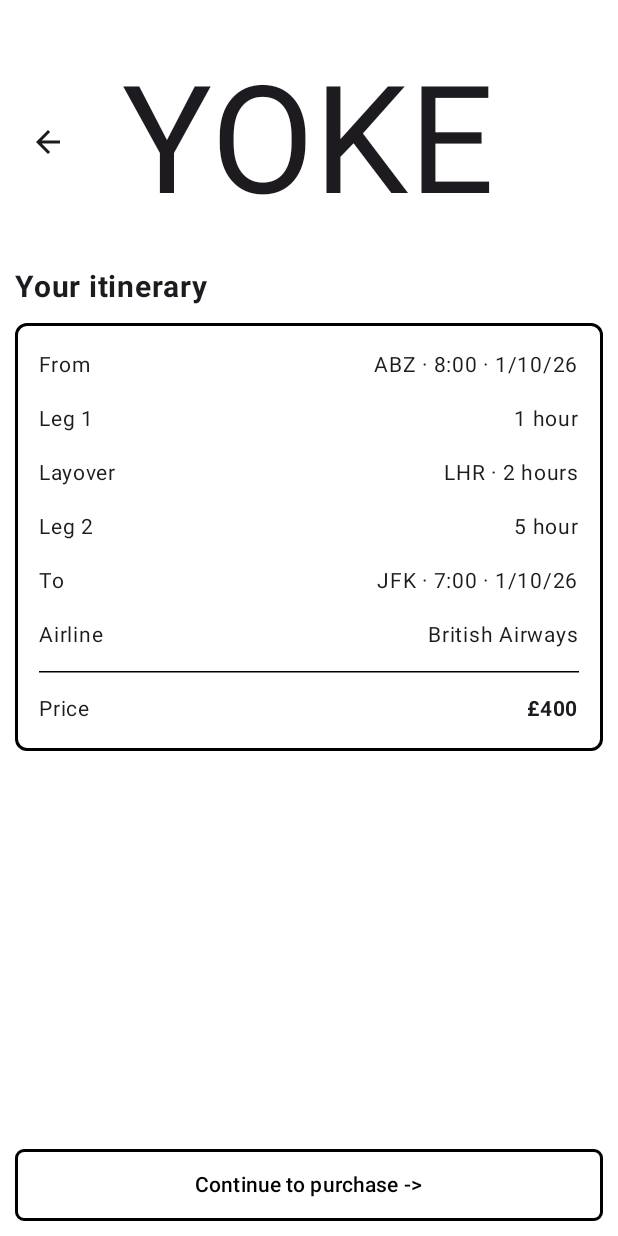
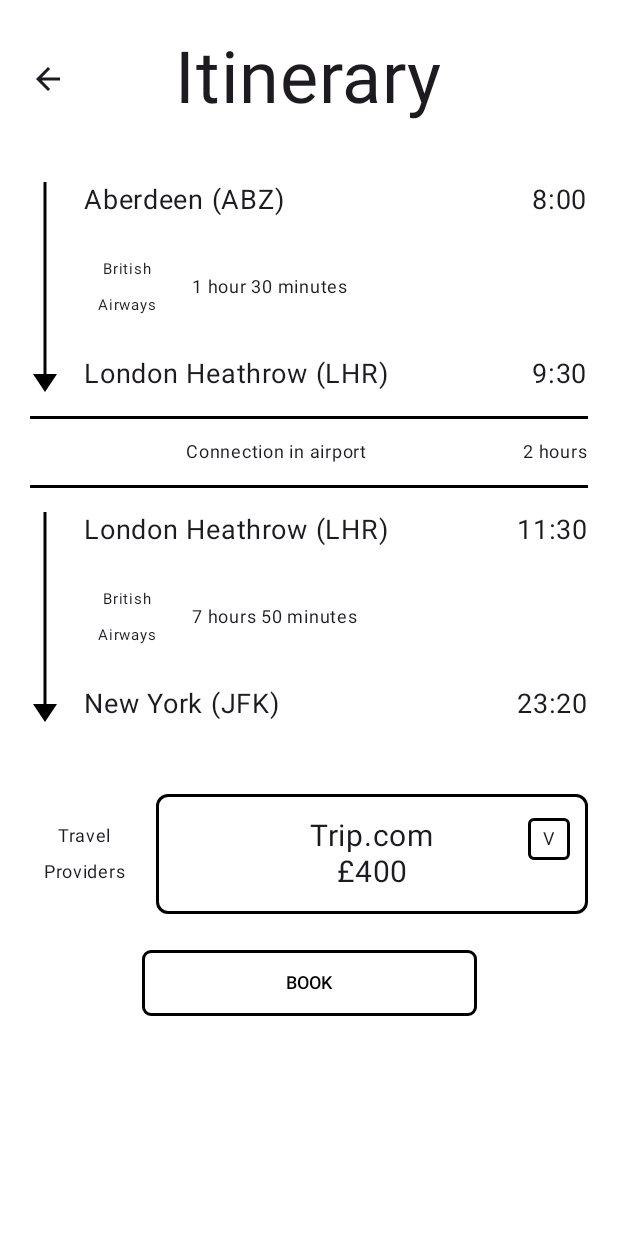
Before and after one commit to K31H/Yoke, an Android app built with Jetpack Compose: the screen it shows after launch (MainActivity), after a tap on "Select ->", on a phone screen of 412 x 824 dp. Run offline under Robolectric (Android 15) with nearby library versions, the phone set to English and light mode, and no system bars; 1 other tap on this screen came first.

Commit message:
update FlightResult data class and redesign SelectedPage layout with itinerary breakdown and travel provider selection

```diff
--- a/app/src/main/java/com/k3h/yoke/SelectedPage.kt
+++ b/app/src/main/java/com/k3h/yoke/SelectedPage.kt
@@ -1,27 +1,44 @@
 package com.k3h.yoke
 
 import androidx.compose.foundation.BorderStroke
+import androidx.compose.foundation.Canvas
 import androidx.compose.foundation.background
 import androidx.compose.foundation.border
+import androidx.compose.foundation.clickable
 import androidx.compose.foundation.layout.*
+import androidx.compose.foundation.rememberScrollState
 import androidx.compose.foundation.shape.RoundedCornerShape
+import androidx.compose.foundation.verticalScroll
 import androidx.compose.material.icons.Icons
 import androidx.compose.material.icons.automirrored.filled.ArrowBack
 import androidx.compose.material3.*
-import androidx.compose.runtime.Composable
+import androidx.compose.runtime.*
 import androidx.compose.ui.Alignment
 import androidx.compose.ui.Modifier
+import androidx.compose.ui.geometry.Offset
 import androidx.compose.ui.graphics.Color
-import androidx.compose.ui.text.font.FontWeight
+import androidx.compose.ui.graphics.Path
+import androidx.compose.ui.text.style.TextAlign
 import androidx.compose.ui.unit.dp
 import androidx.compose.ui.unit.sp
+
+private fun cityName(code: String): String = when (code) {
+    "ABZ" -> "Aberdeen (ABZ)"
+    "LHR" -> "London Heathrow (LHR)"
+    "JFK" -> "New York (JFK)"
+    else -> code
+}
 
 @Composable
 fun SelectedPage(
     flight: FlightResult,
     onBack: () -> Unit,
-    onConfirm: () -> Unit = {}
+    onBook: () -> Unit = {},
+    providers: List<String> = listOf(flight.provider)
 ) {
+    var expanded by remember { mutableStateOf(false) }
+    var selectedProvider by remember { mutableStateOf(flight.provider) }
+
     Column(
         modifier = Modifier
             .fillMaxSize()
@@ -35,13 +52,12 @@ fun SelectedPage(
                 .height(WindowInsets.statusBars.asPaddingValues().calculateTopPadding())
                 .background(Color(0xFF000000))
         )
-        Spacer(modifier = Modifier.height(20.dp))
 
         // Header
         Box(
             modifier = Modifier
                 .fillMaxWidth()
-                .padding(horizontal = 8.dp)
+                .padding(horizontal = 8.dp, vertical = 8.dp)
         ) {
             IconButton(
                 onClick = onBack,
@@ -53,8 +69,8 @@ fun SelectedPage(
                 )
             }
             Text(
-                text = "YOKE",
-                fontSize = 100.sp,
+                text = "Itinerary",
+                fontSize = 48.sp,
                 maxLines = 1,
                 modifier = Modifier
                     .align(Alignment.Center)
@@ -62,65 +78,212 @@ fun SelectedPage(
             )
         }
 
-        // Flight summary
+        // Content
         Column(
             modifier = Modifier
                 .weight(1f)
                 .fillMaxWidth()
-                .padding(10.dp)
+                .verticalScroll(rememberScrollState())
+                .padding(horizontal = 20.dp)
+        ) {
+            Spacer(modifier = Modifier.height(16.dp))
+
+            // Leg 1
+            LegBlock(
+                fromName = cityName(flight.fromCode),
+                fromTime = flight.fromTime,
+                toName = cityName(flight.layoverCode),
+                toTime = flight.layoverArrivalTime,
+                airline = flight.airline,
+                duration = flight.leg1Duration
+            )
+
+            Spacer(modifier = Modifier.height(16.dp))
+
+            // Connection
+            Box(
+                modifier = Modifier
+                    .fillMaxWidth()
+                    .height(2.dp)
+                    .background(Color.Black)
+            )
+            Row(
+                modifier = Modifier
+                    .fillMaxWidth()
+                    .padding(vertical = 10.dp),
+                verticalAlignment = Alignment.CenterVertically
             ) {
                 Text(
-                text = "Your itinerary",
-                fontSize = 20.sp,
-                fontWeight = FontWeight.Bold,
-                modifier = Modifier.padding(bottom = 12.dp)
+                    text = "Connection in airport",
+                    fontSize = 12.sp,
+                    textAlign = TextAlign.Center,
+                    modifier = Modifier.weight(1f)
+                )
+                Text(text = flight.layoverDuration, fontSize = 12.sp)
+            }
+            Box(
+                modifier = Modifier
+                    .fillMaxWidth()
+                    .height(2.dp)
+                    .background(Color.Black)
             )
 
+            Spacer(modifier = Modifier.height(16.dp))
+
+            // Leg 2
+            LegBlock(
+                fromName = cityName(flight.layoverCode),
+                fromTime = flight.layoverDepartureTime,
+                toName = cityName(flight.toCode),
+                toTime = flight.toTime,
+                airline = flight.airline,
+                duration = flight.leg2Duration
+            )
+
+            Spacer(modifier = Modifier.height(48.dp))
+
+            // Travel providers
+            Row(
+                modifier = Modifier.fillMaxWidth(),
+                verticalAlignment = Alignment.CenterVertically
+            ) {
+                Text(
+                    text = "Travel\nProviders",
+                    fontSize = 12.sp,
+                    textAlign = TextAlign.Center,
+                    modifier = Modifier.width(72.dp)
+                )
+                Spacer(modifier = Modifier.width(12.dp))
+                Box(
+                    modifier = Modifier
+                        .weight(1f)
+                        .border(2.dp, Color.Black, RoundedCornerShape(8.dp))
+                        .padding(vertical = 16.dp, horizontal = 12.dp)
+                ) {
                     Column(
+                        modifier = Modifier.align(Alignment.Center),
+                        horizontalAlignment = Alignment.CenterHorizontally
+                    ) {
+                        Text(text = selectedProvider, fontSize = 20.sp)
+                        Text(text = flight.price, fontSize = 20.sp)
+                    }
+                    // Dropdown "V" button
+                    Box(
                         modifier = Modifier
-                    .fillMaxWidth()
-                    .border(2.dp, Color.Black, RoundedCornerShape(8.dp))
-                    .padding(16.dp),
-                verticalArrangement = Arrangement.spacedBy(12.dp)
+                            .align(Alignment.TopEnd)
+                            .size(28.dp)
+                            .border(2.dp, Color.Black, RoundedCornerShape(4.dp))
+                            .clickable { expanded = true },
+                        contentAlignment = Alignment.Center
                     ) {
-                DetailRow("From", "${flight.fromCode} · ${flight.fromTime} · ${flight.fromDate}")
-                DetailRow("Leg 1", flight.leg1Duration)
-                DetailRow("Layover", "${flight.layoverCode} · ${flight.layoverDuration}")
-                DetailRow("Leg 2", flight.leg2Duration)
-                DetailRow("To", "${flight.toCode} · ${flight.toTime} · ${flight.toDate}")
-                DetailRow("Airline", flight.airline)
-                HorizontalDivider(color = Color.Black)
-                DetailRow("Price", flight.price, bold = true)
+                        Text(text = "V", fontSize = 12.sp)
+                        DropdownMenu(
+                            expanded = expanded,
+                            onDismissRequest = { expanded = false }
+                        ) {
+                            providers.forEach { provider ->
+                                DropdownMenuItem(
+                                    text = { Text(provider) },
+                                    onClick = {
+                                        selectedProvider = provider
+                                        expanded = false
+                                    }
+                                )
+                            }
+                        }
+                    }
                 }
             }
 
-        // Confirm button
+            Spacer(modifier = Modifier.height(24.dp))
+
+            // Book button
             Button(
-            onClick = onConfirm,
+                onClick = onBook,
                 shape = RoundedCornerShape(6.dp),
                 colors = ButtonDefaults.buttonColors(containerColor = Color.White),
                 border = BorderStroke(2.dp, Color.Black),
                 modifier = Modifier
-                .fillMaxWidth()
-                .padding(10.dp)
-                .height(48.dp)
+                    .align(Alignment.CenterHorizontally)
+                    .fillMaxWidth(0.6f)
+                    .height(44.dp)
             ) {
-            Text(text = "Continue to purchase ->", color = Color.Black, fontSize = 14.sp)
+                Text(text = "BOOK", color = Color.Black, fontSize = 12.sp)
+            }
+
+            Spacer(modifier = Modifier.height(32.dp))
         }
     }
 }
 
 @Composable
-private fun DetailRow(label: String, value: String, bold: Boolean = false) {
+private fun LegBlock(
+    fromName: String,
+    fromTime: String,
+    toName: String,
+    toTime: String,
+    airline: String,
+    duration: String
+) {
+    Row(modifier = Modifier
+        .fillMaxWidth()
+        .height(IntrinsicSize.Min)
+    ) {
+        LegArrow()
+        Spacer(modifier = Modifier.width(16.dp))
+        Column(modifier = Modifier.weight(1f)) {
+            PlaceRow(name = fromName, time = fromTime)
+            Row(
+                verticalAlignment = Alignment.CenterVertically,
+                modifier = Modifier.padding(vertical = 22.dp)
+            ) {
+                Text(
+                    text = airline,
+                    fontSize = 10.sp,
+                    textAlign = TextAlign.Center,
+                    modifier = Modifier.width(56.dp)
+                )
+                Spacer(modifier = Modifier.width(16.dp))
+                Text(text = duration, fontSize = 12.sp)
+            }
+            PlaceRow(name = toName, time = toTime)
+        }
+    }
+}
+
+@Composable
+private fun PlaceRow(name: String, time: String) {
     Row(
         modifier = Modifier.fillMaxWidth(),
-        horizontalArrangement = Arrangement.SpaceBetween
+        horizontalArrangement = Arrangement.SpaceBetween,
+        verticalAlignment = Alignment.CenterVertically
     ) {
-        Text(text = label, fontSize = 14.sp)
-        Text(
-            text = value,
-            fontSize = 14.sp,
-            fontWeight = if (bold) FontWeight.Bold else FontWeight.Normal
-        )
+        Text(text = name, fontSize = 18.sp)
+        Text(text = time, fontSize = 18.sp)
     }
 }
+
+@Composable
+private fun LegArrow() {
+    Canvas(
+        modifier = Modifier
+            .width(20.dp)
+            .fillMaxHeight()
+    ) {
+        val cx = size.width / 2
+        val head = 8.dp.toPx()
+        drawLine(
+            color = Color.Black,
+            start = Offset(cx, 0f),
+            end = Offset(cx, size.height - head),
+            strokeWidth = 2.dp.toPx()
+        )
+        val arrowHead = Path().apply {
+            moveTo(cx - head, size.height - head * 1.5f)
+            lineTo(cx + head, size.height - head * 1.5f)
+            lineTo(cx, size.height)
+            close()
+        }
+        drawPath(arrowHead, Color.Black)
+    }
+}
```
Also changed, not shown: app/src/main/java/com/k3h/yoke/ResultsPage.kt (+72 -91 lines). Lines whose indentation alone changed are shown as unchanged.
